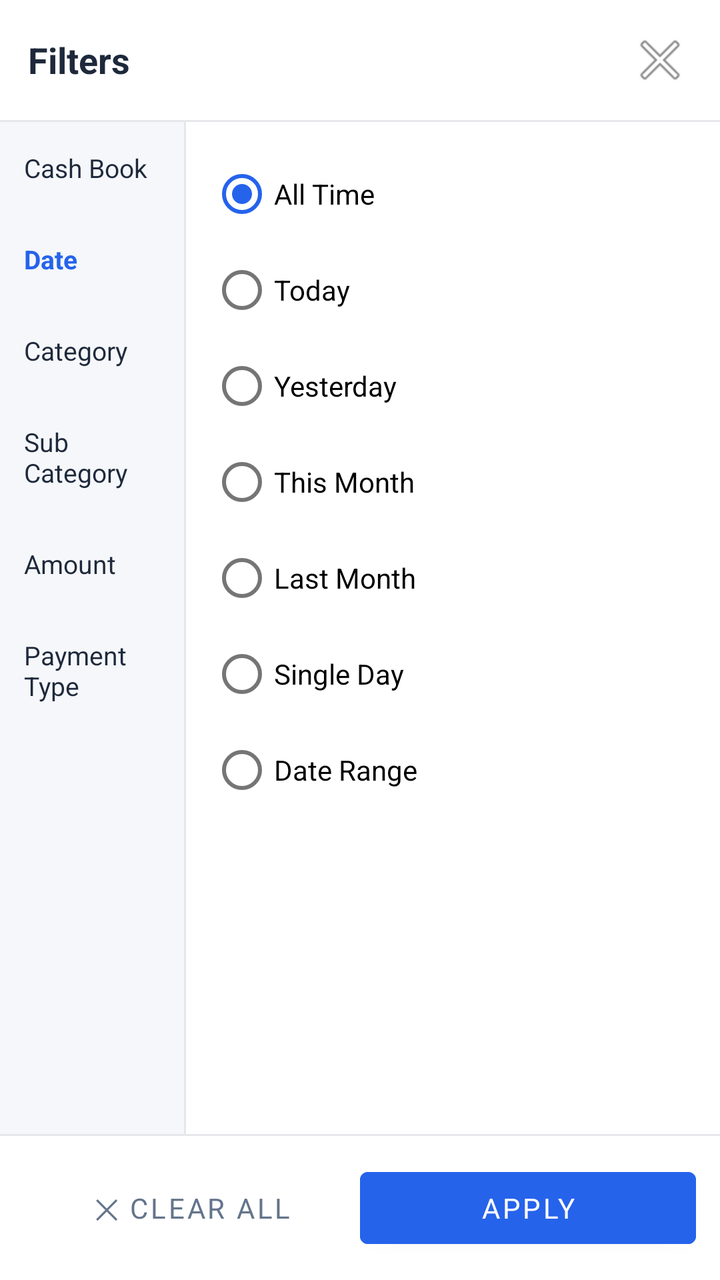
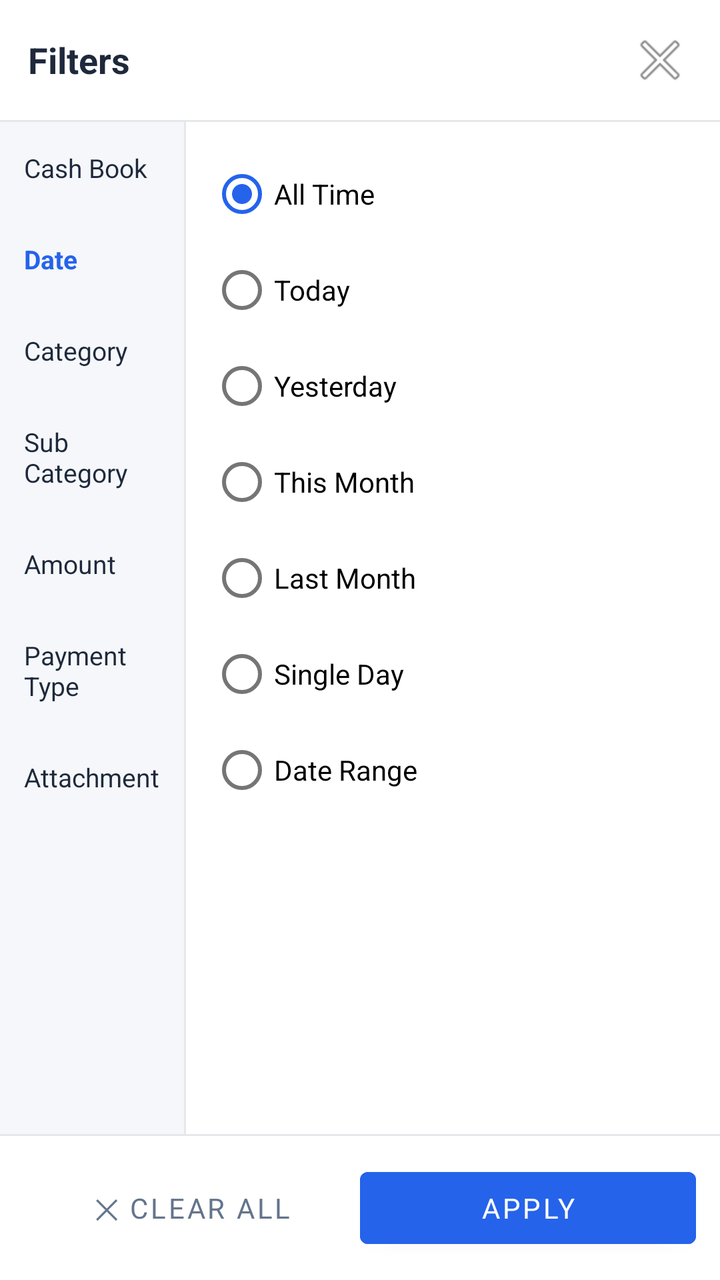

Two renders of the same Android screen: before a commit and after it. Below are the layout's source before the change and the commit's diff.
<!-- AndroidManifest.xml: application theme Theme.ExpenseOS -->
<!-- res/layout/dialog_transaction_filter.xml -->
<?xml version="1.0" encoding="utf-8"?>
<LinearLayout xmlns:android="http://schemas.android.com/apk/res/android"
    android:layout_width="match_parent"
    android:layout_height="match_parent"
    android:background="@android:color/white"
    android:orientation="vertical">

    
    <LinearLayout
        android:layout_width="match_parent"
        android:layout_height="wrap_content"
        android:gravity="center_vertical"
        android:padding="14dp">

        <TextView
            android:id="@+id/dialogTitle"
            android:layout_width="0dp"
            android:layout_height="wrap_content"
            android:layout_weight="1"
            android:text="Filters"
            android:textColor="@color/text"
            android:textSize="18sp"
            android:textStyle="bold" />

        <ImageButton
            android:id="@+id/btnFilterClose"
            android:layout_width="32dp"
            android:layout_height="32dp"
            android:background="?attr/selectableItemBackgroundBorderless"
            android:contentDescription="Close"
            android:src="@android:drawable/ic_menu_close_clear_cancel" />
    </LinearLayout>

    <View
        android:layout_width="match_parent"
        android:layout_height="1dp"
        android:background="#E5E7EB" />

    
    <LinearLayout
        android:layout_width="match_parent"
        android:layout_height="0dp"
        android:layout_weight="1"
        android:orientation="horizontal">

        
        <LinearLayout
            android:id="@+id/tabListContainer"
            android:layout_width="92dp"
            android:layout_height="match_parent"
            android:background="#F5F7FA"
            android:orientation="vertical">

            <TextView
                android:id="@+id/tabCashBook"
                android:layout_width="match_parent"
                android:layout_height="wrap_content"
                android:paddingHorizontal="12dp"
                android:paddingVertical="14dp"
                android:text="Cash Book"
                android:textColor="@color/text"
                android:textSize="13sp" />

            <TextView
                android:id="@+id/tabDate"
                android:layout_width="match_parent"
                android:layout_height="wrap_content"
                android:paddingHorizontal="12dp"
                android:paddingVertical="14dp"
                android:text="Date"
                android:textColor="@color/primary"
                android:textSize="13sp"
                android:textStyle="bold" />

            <TextView
                android:id="@+id/tabCategory"
                android:layout_width="match_parent"
                android:layout_height="wrap_content"
                android:paddingHorizontal="12dp"
                android:paddingVertical="14dp"
                android:text="Category"
                android:textColor="@color/text"
                android:textSize="13sp" />

            <TextView
                android:id="@+id/tabSubCategory"
                android:layout_width="match_parent"
                android:layout_height="wrap_content"
                android:paddingHorizontal="12dp"
                android:paddingVertical="14dp"
                android:text="Sub Category"
                android:textColor="@color/text"
                android:textSize="13sp" />

            <TextView
                android:id="@+id/tabAmount"
                android:layout_width="match_parent"
                android:layout_height="wrap_content"
                android:paddingHorizontal="12dp"
                android:paddingVertical="14dp"
                android:text="Amount"
                android:textColor="@color/text"
                android:textSize="13sp" />

            <TextView
                android:id="@+id/tabPaymentType"
                android:layout_width="match_parent"
                android:layout_height="wrap_content"
                android:paddingHorizontal="12dp"
                android:paddingVertical="14dp"
                android:text="Payment Type"
                android:textColor="@color/text"
                android:textSize="13sp" />
        </LinearLayout>

        <View
            android:id="@+id/dividerTabs"
            android:layout_width="1dp"
            android:layout_height="match_parent"
            android:background="#E5E7EB" />

        
        <FrameLayout
            android:layout_width="0dp"
            android:layout_height="match_parent"
            android:layout_weight="1">

            
            <ScrollView
                android:id="@+id/panelCashBook"
                android:layout_width="match_parent"
                android:layout_height="match_parent"
                android:visibility="gone">

                <LinearLayout
                    android:id="@+id/cashBookContainer"
                    android:layout_width="match_parent"
                    android:layout_height="wrap_content"
                    android:orientation="vertical"
                    android:padding="12dp" />
            </ScrollView>

            
            <ScrollView
                android:id="@+id/panelDate"
                android:layout_width="match_parent"
                android:layout_height="match_parent"
                android:visibility="visible">

                <LinearLayout
                    android:layout_width="match_parent"
                    android:layout_height="wrap_content"
                    android:orientation="vertical"
                    android:padding="12dp">

                    <RadioGroup
                        android:id="@+id/rgDatePreset"
                        android:layout_width="match_parent"
                        android:layout_height="wrap_content">

                        <RadioButton
                            android:id="@+id/rbAllTime"
                            android:layout_width="match_parent"
                            android:layout_height="wrap_content"
                            android:paddingVertical="8dp"
                            android:text="All Time"
                            android:checked="true" />

                        <RadioButton
                            android:id="@+id/rbToday"
                            android:layout_width="match_parent"
                            android:layout_height="wrap_content"
                            android:paddingVertical="8dp"
                            android:text="Today" />

                        <RadioButton
                            android:id="@+id/rbYesterday"
                            android:layout_width="match_parent"
                            android:layout_height="wrap_content"
                            android:paddingVertical="8dp"
                            android:text="Yesterday" />

                        <RadioButton
                            android:id="@+id/rbThisMonth"
                            android:layout_width="match_parent"
                            android:layout_height="wrap_content"
                            android:paddingVertical="8dp"
                            android:text="This Month" />

                        <RadioButton
                            android:id="@+id/rbLastMonth"
                            android:layout_width="match_parent"
                            android:layout_height="wrap_content"
                            android:paddingVertical="8dp"
                            android:text="Last Month" />

                        <RadioButton
                            android:id="@+id/rbSingleDay"
                            android:layout_width="match_parent"
                            android:layout_height="wrap_content"
                            android:paddingVertical="8dp"
                            android:text="Single Day" />

                        <RadioButton
                            android:id="@+id/rbDateRange"
                            android:layout_width="match_parent"
                            android:layout_height="wrap_content"
                            android:paddingVertical="8dp"
                            android:text="Date Range" />
                    </RadioGroup>

                    <LinearLayout
                        android:id="@+id/layoutSingleDay"
                        android:layout_width="match_parent"
                        android:layout_height="wrap_content"
                        android:layout_marginTop="10dp"
                        android:orientation="vertical"
                        android:visibility="gone">

                        <EditText
                            android:id="@+id/etSingleDay"
                            android:layout_width="match_parent"
                            android:layout_height="wrap_content"
                            android:focusable="false"
                            android:hint="Select date"
                            android:inputType="none" />
                    </LinearLayout>

                    <LinearLayout
                        android:id="@+id/layoutDateRange"
                        android:layout_width="match_parent"
                        android:layout_height="wrap_content"
                        android:layout_marginTop="10dp"
                        android:orientation="vertical"
                        android:visibility="gone">

                        <EditText
                            android:id="@+id/etDateFrom"
                            android:layout_width="match_parent"
                            android:layout_height="wrap_content"
                            android:layout_marginBottom="8dp"
                            android:focusable="false"
                            android:hint="From date"
                            android:inputType="none" />

                        <EditText
                            android:id="@+id/etDateTo"
                            android:layout_width="match_parent"
                            android:layout_height="wrap_content"
                            android:focusable="false"
                            android:hint="To date"
                            android:inputType="none" />
                    </LinearLayout>
                </LinearLayout>
            </ScrollView>

            
            <ScrollView
                android:id="@+id/panelCategory"
                android:layout_width="match_parent"
                android:layout_height="match_parent"
                android:visibility="gone">

                <LinearLayout
                    android:layout_width="match_parent"
                    android:layout_height="wrap_content"
                    android:orientation="vertical">

                    <CheckBox
                        android:id="@+id/cbSelectAllCategory"
                        android:layout_width="match_parent"
                        android:layout_height="wrap_content"
                        android:paddingHorizontal="12dp"
                        android:paddingTop="12dp"
                        android:paddingBottom="8dp"
                        android:text="Select All"
                        android:textColor="@color/primary"
                        android:textStyle="bold" />

                    <View
                        android:layout_width="match_parent"
                        android:layout_height="1dp"
                        android:layout_marginHorizontal="12dp"
                        android:layout_marginBottom="4dp"
                        android:background="#E5E7EB" />

                    <LinearLayout
                        android:id="@+id/categoryContainer"
                        android:layout_width="match_parent"
                        android:layout_height="wrap_content"
                        android:orientation="vertical"
                        android:paddingHorizontal="12dp"
                        android:paddingBottom="12dp" />
                </LinearLayout>
            </ScrollView>

            
            <ScrollView
                android:id="@+id/panelSubCategory"
                android:layout_width="match_parent"
                android:layout_height="match_parent"
                android:visibility="gone">

                <LinearLayout
                    android:layout_width="match_parent"
                    android:layout_height="wrap_content"
                    android:orientation="vertical">

                    <CheckBox
                        android:id="@+id/cbSelectAllSubCategory"
                        android:layout_width="match_parent"
                        android:layout_height="wrap_content"
                        android:paddingHorizontal="12dp"
                        android:paddingTop="12dp"
                        android:paddingBottom="8dp"
                        android:text="Select All"
                        android:textColor="@color/primary"
                        android:textStyle="bold" />

                    <View
                        android:layout_width="match_parent"
                        android:layout_height="1dp"
                        android:layout_marginHorizontal="12dp"
                        android:layout_marginBottom="4dp"
                        android:background="#E5E7EB" />

                    <LinearLayout
                        android:id="@+id/subCategoryContainer"
                        android:layout_width="match_parent"
                        android:layout_height="wrap_content"
                        android:orientation="vertical"
                        android:paddingHorizontal="12dp"
                        android:paddingBottom="12dp" />
                </LinearLayout>
            </ScrollView>

            
            <ScrollView
                android:id="@+id/panelPaymentType"
                android:layout_width="match_parent"
                android:layout_height="match_parent"
                android:visibility="gone">

                <LinearLayout
                    android:layout_width="match_parent"
                    android:layout_height="wrap_content"
                    android:orientation="vertical">

                    <CheckBox
                        android:id="@+id/cbSelectAllPaymentType"
                        android:layout_width="match_parent"
                        android:layout_height="wrap_content"
                        android:paddingHorizontal="12dp"
                        android:paddingTop="12dp"
                        android:paddingBottom="8dp"
                        android:text="Select All"
                        android:textColor="@color/primary"
                        android:textStyle="bold" />

                    <View
                        android:layout_width="match_parent"
                        android:layout_height="1dp"
                        android:layout_marginHorizontal="12dp"
                        android:layout_marginBottom="4dp"
                        android:background="#E5E7EB" />

                    <LinearLayout
                        android:id="@+id/paymentTypeContainer"
                        android:layout_width="match_parent"
                        android:layout_height="wrap_content"
                        android:orientation="vertical"
                        android:paddingHorizontal="12dp"
                        android:paddingBottom="12dp" />
                </LinearLayout>
            </ScrollView>

            
            <ScrollView
                android:id="@+id/panelAmount"
                android:layout_width="match_parent"
                android:layout_height="match_parent"
                android:visibility="gone">

                <LinearLayout
                    android:layout_width="match_parent"
                    android:layout_height="wrap_content"
                    android:orientation="vertical"
                    android:padding="12dp">

                    <TextView
                        android:layout_width="wrap_content"
                        android:layout_height="wrap_content"
                        android:layout_marginBottom="6dp"
                        android:text="Amount"
                        android:textColor="@color/text_muted"
                        android:textSize="12sp" />

                    <LinearLayout
                        android:layout_width="match_parent"
                        android:layout_height="wrap_content"
                        android:gravity="center_vertical"
                        android:orientation="horizontal">

                        <Spinner
                            android:id="@+id/spAmountOp1"
                            android:layout_width="wrap_content"
                            android:layout_height="wrap_content" />

                        <EditText
                            android:id="@+id/etAmount1"
                            android:layout_width="0dp"
                            android:layout_height="wrap_content"
                            android:layout_marginStart="8dp"
                            android:layout_weight="1"
                            android:hint="Amount"
                            android:inputType="numberDecimal" />
                    </LinearLayout>

                    <TextView
                        android:layout_width="wrap_content"
                        android:layout_height="wrap_content"
                        android:layout_marginVertical="8dp"
                        android:text="AND"
                        android:textColor="@color/text_muted"
                        android:textSize="12sp" />

                    <LinearLayout
                        android:layout_width="match_parent"
                        android:layout_height="wrap_content"
                        android:gravity="center_vertical"
                        android:orientation="horizontal">

                        <Spinner
                            android:id="@+id/spAmountOp2"
                            android:layout_width="wrap_content"
                            android:layout_height="wrap_content" />

                        <EditText
                            android:id="@+id/etAmount2"
                            android:layout_width="0dp"
                            android:layout_height="wrap_content"
                            android:layout_marginStart="8dp"
                            android:layout_weight="1"
                            android:enabled="false"
                            android:hint="Range end"
                            android:inputType="numberDecimal" />
                    </LinearLayout>

                    <TextView
                        android:layout_width="match_parent"
                        android:layout_height="wrap_content"
                        android:layout_marginTop="10dp"
                        android:text="Example: &gt;=10 AND &lt;=50 → amounts between 10 and 50"
                        android:textColor="@color/text_muted"
                        android:textSize="11sp" />
                </LinearLayout>
            </ScrollView>
        </FrameLayout>
    </LinearLayout>

    <View
        android:layout_width="match_parent"
        android:layout_height="1dp"
        android:background="#E5E7EB" />

    
    <LinearLayout
        android:layout_width="match_parent"
        android:layout_height="wrap_content"
        android:padding="12dp">

        <Button
            android:id="@+id/btnClearAll"
            style="@style/Widget.MaterialComponents.Button.TextButton"
            android:layout_width="0dp"
            android:layout_height="wrap_content"
            android:layout_weight="1"
            android:text="✕ Clear All"
            android:textColor="@color/text_muted" />

        <Button
            android:id="@+id/btnApplyFilter"
            android:layout_width="0dp"
            android:layout_height="wrap_content"
            android:layout_weight="1"
            android:backgroundTint="@color/primary"
            android:text="APPLY"
            android:textColor="@android:color/white" />
    </LinearLayout>
</LinearLayout>
<!-- resources referenced by this layout -->
<resources>
  <color name="primary">#2563EB</color>
  <color name="text">#1E293B</color>
  <color name="text_muted">#64748B</color>
  <style name="Theme.ExpenseOS" parent="Theme.MaterialComponents.Light.NoActionBar">
          <item name="colorPrimary">@color/primary</item>
          <item name="colorPrimaryDark">@color/primary_dark</item>
          <item name="colorAccent">@color/primary</item>
          <item name="android:windowBackground">@color/bg</item>
          <item name="android:fontFamily">sans-serif</item>
          <item name="android:statusBarColor">@color/primary_dark</item>
      </style>
  <color name="primary_dark">#1D4ED8</color>
  <color name="bg">#F8FAFC</color>
</resources>

<!-- the commit's change to res/layout/dialog_transaction_filter.xml (unified diff, before → after) -->
@@ -111,6 +111,16 @@
                 android:text="Payment Type"
                 android:textColor="@color/text"
                 android:textSize="13sp" />
+
+            <TextView
+                android:id="@+id/tabAttachment"
+                android:layout_width="match_parent"
+                android:layout_height="wrap_content"
+                android:paddingHorizontal="12dp"
+                android:paddingVertical="14dp"
+                android:text="Attachment"
+                android:textColor="@color/text"
+                android:textSize="13sp" />
         </LinearLayout>
 
         <View
@@ -454,6 +464,44 @@
                         android:textColor="@color/text_muted"
                         android:textSize="11sp" />
                 </LinearLayout>
+            </ScrollView>
+
+            
+            <ScrollView
+                android:id="@+id/panelAttachment"
+                android:layout_width="match_parent"
+                android:layout_height="match_parent"
+                android:visibility="gone">
+
+                <RadioGroup
+                    android:id="@+id/rgAttachment"
+                    android:layout_width="match_parent"
+                    android:layout_height="wrap_content"
+                    android:orientation="vertical"
+                    android:padding="12dp">
+
+                    <RadioButton
+                        android:id="@+id/rbAttachmentAll"
+                        android:layout_width="match_parent"
+                        android:layout_height="wrap_content"
+                        android:checked="true"
+                        android:paddingVertical="10dp"
+                        android:text="All" />
+
+                    <RadioButton
+                        android:id="@+id/rbAttachmentYes"
+                        android:layout_width="match_parent"
+                        android:layout_height="wrap_content"
+                        android:paddingVertical="10dp"
+                        android:text="With attachment" />
+
+                    <RadioButton
+                        android:id="@+id/rbAttachmentNo"
+                        android:layout_width="match_parent"
+                        android:layout_height="wrap_content"
+                        android:paddingVertical="10dp"
+                        android:text="Without attachment" />
+                </RadioGroup>
             </ScrollView>
         </FrameLayout>
     </LinearLayout>
